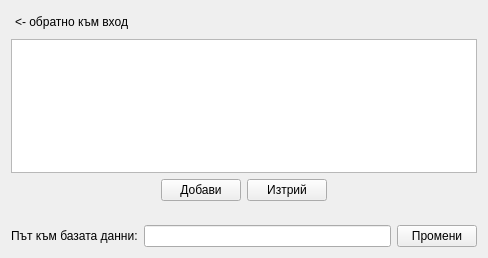
Qt form src/View/Widgets/PracticeSelectorView.ui (thefinalcutbg/DinoDent) before a commit.
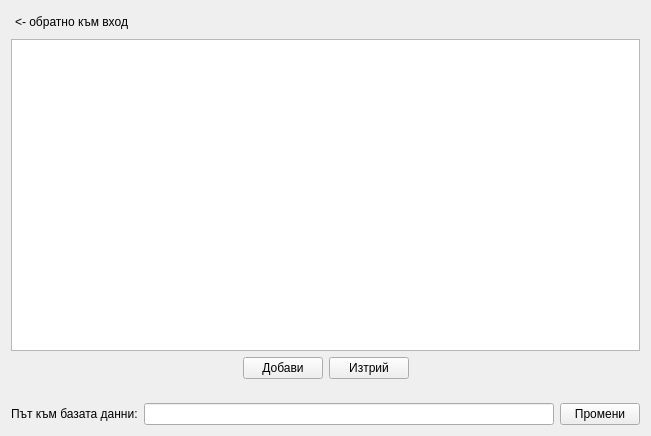
The same form after that commit.

What changed in the file:
```diff
--- a/src/View/Widgets/PracticeSelectorView.ui
+++ b/src/View/Widgets/PracticeSelectorView.ui
@@ -6,8 +6,8 @@
    <rect>
     <x>0</x>
     <y>0</y>
-    <width>488</width>
-    <height>258</height>
+    <width>651</width>
+    <height>436</height>
    </rect>
   </property>
   <property name="windowTitle">
```
Left out of the diff: 12 changed lines with no effect on the pictures.
